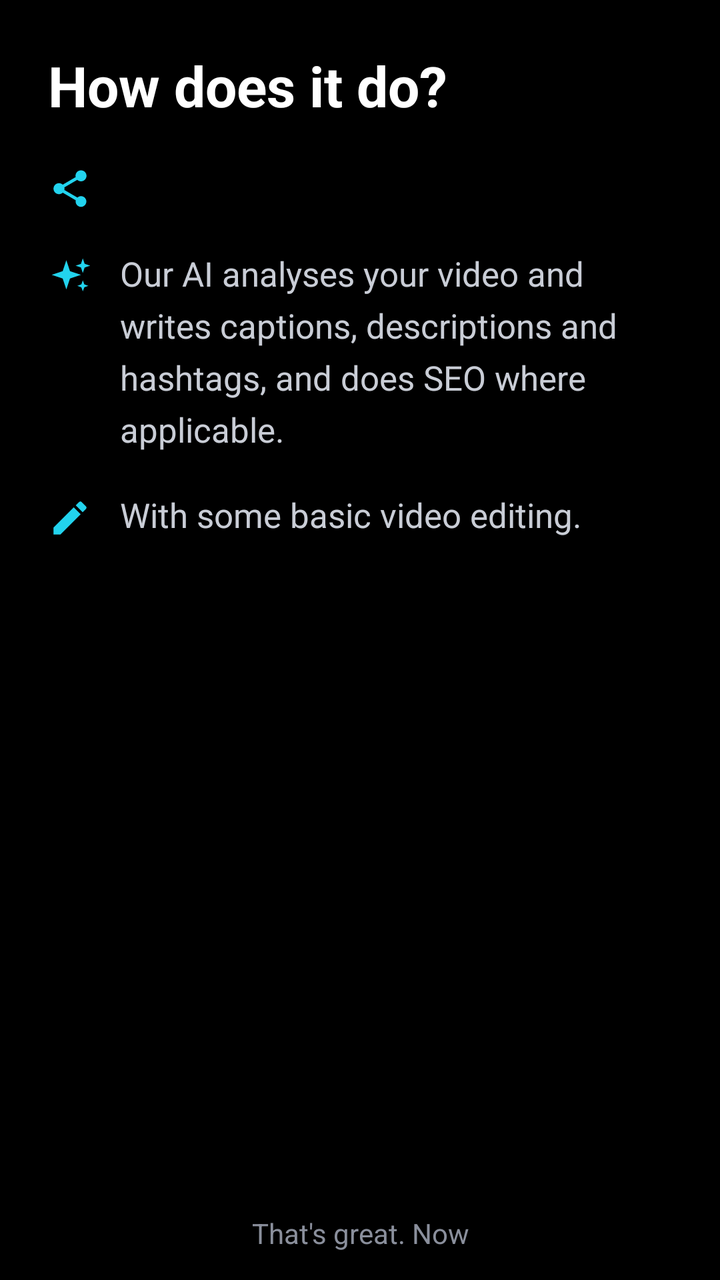
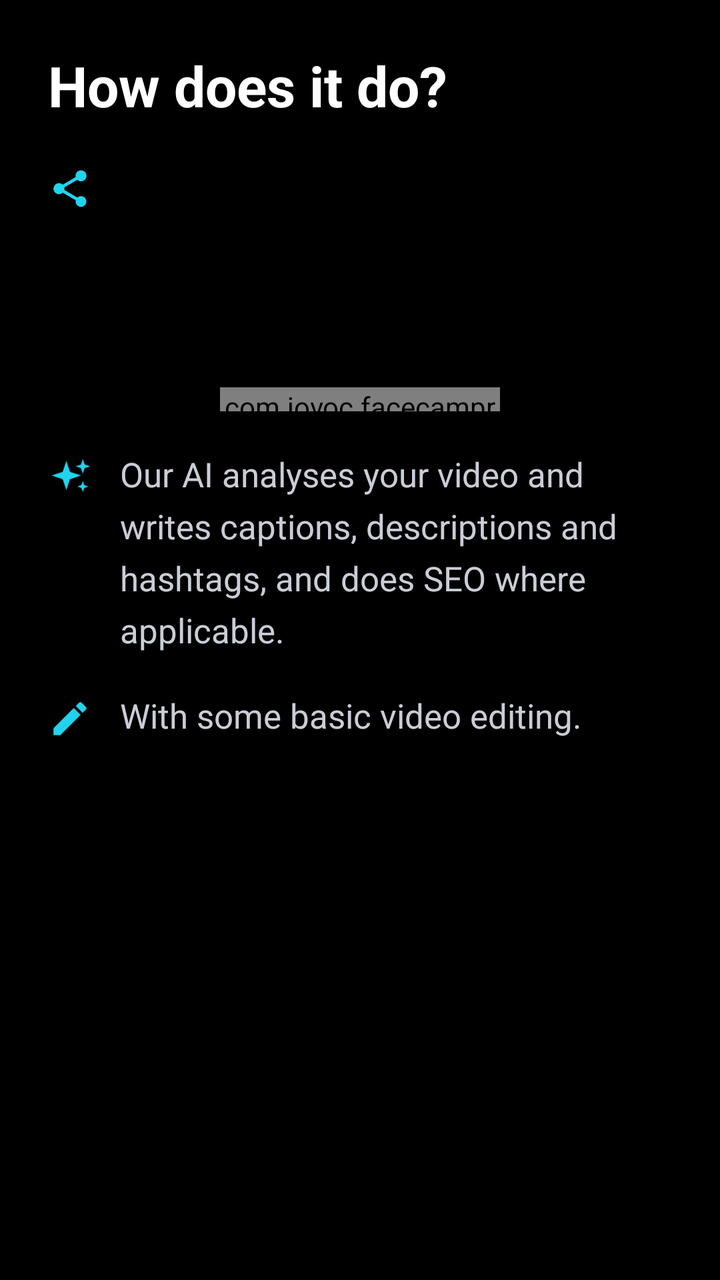

Compare the two renders of this Android layout. The source of the first and the diff that turns it into the second are given below.
<!-- AndroidManifest.xml: application theme Theme.CustomScreen -->
<!-- res/layout/item_onboarding_how.xml -->
<?xml version="1.0" encoding="utf-8"?>
<LinearLayout xmlns:android="http://schemas.android.com/apk/res/android"
    style="@style/OnbPage">

    <TextView
        style="@style/OnbTitle"
        android:text="@string/onb_title_how" />

    <ScrollView style="@style/OnbScroll">

        <LinearLayout
            android:layout_width="match_parent"
            android:layout_height="wrap_content"
            android:orientation="vertical">

            <LinearLayout
                android:layout_width="match_parent"
                android:layout_height="wrap_content"
                android:orientation="horizontal">

                <ImageView
                    style="@style/OnbRowIcon"
                    android:src="@drawable/ic_share" />

                <TextView
                    android:id="@+id/onb_how_publish"
                    style="@style/OnbBody"
                    android:layout_marginStart="14dp" />
            </LinearLayout>

            <LinearLayout
                android:layout_width="match_parent"
                android:layout_height="wrap_content"
                android:layout_marginTop="20dp"
                android:orientation="horizontal">

                <ImageView
                    style="@style/OnbRowIcon"
                    android:src="@drawable/ic_ai_sparkle" />

                <TextView
                    style="@style/OnbBody"
                    android:layout_marginStart="14dp"
                    android:text="@string/onb_how_ai" />
            </LinearLayout>

            <LinearLayout
                android:layout_width="match_parent"
                android:layout_height="wrap_content"
                android:layout_marginTop="20dp"
                android:orientation="horizontal">

                <ImageView
                    style="@style/OnbRowIcon"
                    android:src="@drawable/ic_edit" />

                <TextView
                    style="@style/OnbBody"
                    android:layout_marginStart="14dp"
                    android:text="@string/onb_how_edit" />
            </LinearLayout>

            
            <TextView
                android:id="@+id/onb_how_offer"
                style="@style/OnbOffer" />
        </LinearLayout>
    </ScrollView>

    <TextView
        style="@style/OnbAboveButton"
        android:text="@string/onb_how_above_button" />
</LinearLayout>
<!-- resources referenced by this layout -->
<resources>
  <!-- drawable ic_edit (drawable) -->
  <vector xmlns:android="http://schemas.android.com/apk/res/android"
      android:width="24dp"
      android:height="24dp"
      android:viewportWidth="24"
      android:viewportHeight="24">
    <path
        android:fillColor="#000000"
        android:pathData="M3,17.25V21h3.75L17.81,9.94l-3.75,-3.75L3,17.25zM20.71,7.04c0.39,-0.39 0.39,-1.02 0,-1.41l-2.34,-2.34c-0.39,-0.39 -1.02,-0.39 -1.41,0l-1.83,1.83 3.75,3.75 1.83,-1.83z"/>
  </vector>
  <string name="onb_how_above_button">That\'s great. Now</string>
  <string name="onb_how_ai">Our AI analyses your video and writes captions, descriptions and hashtags, and does SEO where applicable.</string>
  <string name="onb_how_edit">With some basic video editing.</string>
  <string name="onb_title_how">How does it do?</string>
  <style name="OnbAboveButton">
          <item name="android:layout_width">match_parent</item>
          <item name="android:layout_height">wrap_content</item>
          <item name="android:layout_marginTop">12dp</item>
          <item name="android:layout_marginBottom">14dp</item>
          <item name="android:gravity">center</item>
          <item name="android:textColor">@color/onb_muted</item>
          <item name="android:textSize">14sp</item>
      </style>
  <style name="OnbBody">
          <item name="android:layout_width">match_parent</item>
          <item name="android:layout_height">wrap_content</item>
          <item name="android:lineHeight">26sp</item>
          <item name="android:textColor">@color/onb_body</item>
          <item name="android:textSize">17sp</item>
      </style>
  <style name="OnbPage">
          <item name="android:layout_width">match_parent</item>
          <item name="android:layout_height">match_parent</item>
          <item name="android:orientation">vertical</item>
          <item name="android:paddingStart">24dp</item>
          <item name="android:paddingEnd">24dp</item>
          <item name="android:paddingTop">24dp</item>
      </style>
  <style name="OnbRowIcon">
          <item name="android:layout_width">22dp</item>
          <item name="android:layout_height">22dp</item>
          <item name="android:layout_marginTop">2dp</item>
          <item name="android:importantForAccessibility">no</item>
          <item name="tint">@color/onb_accent</item>
      </style>
  <style name="OnbScroll">
          <item name="android:layout_width">match_parent</item>
          <item name="android:layout_height">0dp</item>
          <item name="android:layout_weight">1</item>
          <item name="android:layout_marginTop">20dp</item>
          <item name="android:scrollbars">none</item>
          <item name="android:fadingEdgeLength">24dp</item>
          <item name="android:requiresFadingEdge">vertical</item>
      </style>
  <style name="OnbTitle">
          <item name="android:layout_width">match_parent</item>
          <item name="android:layout_height">wrap_content</item>
          <item name="android:accessibilityHeading">true</item>
          <item name="android:textColor">@color/onb_title</item>
          <item name="android:textSize">28sp</item>
          <item name="android:textStyle">bold</item>
      </style>
  <style name="Theme.CustomScreen" parent="Theme.MaterialComponents.DayNight.NoActionBar">
          <item name="android:windowBackground">@android:color/black</item>
          <item name="android:statusBarColor">@android:color/transparent</item>
          <item name="android:navigationBarColor">@android:color/transparent</item>
          <item name="android:windowLightStatusBar">false</item>
          <item name="android:windowLightNavigationBar">false</item>
      </style>
  <color name="onb_muted">#8A8F9C</color>
  <color name="onb_body">#C9CDD6</color>
  <color name="onb_title">#FFFFFF</color>
  <color name="onb_accent">#22D3EE</color>
  <!-- unchanged entries left out for length: 3 -->
</resources>

<!-- the commit's change to res/layout/item_onboarding_how.xml (unified diff, before → after) -->
@@ -27,6 +27,19 @@
                     style="@style/OnbBody"
                     android:layout_marginStart="14dp" />
             </LinearLayout>
+
+            
+            <TextView
+                android:id="@+id/onb_how_offer"
+                style="@style/OnbOffer"
+                android:layout_marginTop="28dp" />
+
+            <com.jovoc.facecampresentationrecorder.ui.BrushDividerView
+                android:layout_width="140dp"
+                android:layout_height="12dp"
+                android:layout_gravity="center_horizontal"
+                android:layout_marginTop="28dp"
+                android:importantForAccessibility="no" />
 
             <LinearLayout
                 android:layout_width="match_parent"
@@ -60,14 +73,6 @@
                     android:text="@string/onb_how_edit" />
             </LinearLayout>
 
-            
-            <TextView
-                android:id="@+id/onb_how_offer"
-                style="@style/OnbOffer" />
         </LinearLayout>
     </ScrollView>
-
-    <TextView
-        style="@style/OnbAboveButton"
-        android:text="@string/onb_how_above_button" />
 </LinearLayout>
<!-- resource entries referenced after the edit -->
@@ -10,19 +10,9 @@
         android:fillColor="#000000"
         android:pathData="M3,17.25V21h3.75L17.81,9.94l-3.75,-3.75L3,17.25zM20.71,7.04c0.39,-0.39 0.39,-1.02 0,-1.41l-2.34,-2.34c-0.39,-0.39 -1.02,-0.39 -1.41,0l-1.83,1.83 3.75,3.75 1.83,-1.83z"/>
   </vector>
-  <string name="onb_how_above_button">That\'s great. Now</string>
   <string name="onb_how_ai">Our AI analyses your video and writes captions, descriptions and hashtags, and does SEO where applicable.</string>
   <string name="onb_how_edit">With some basic video editing.</string>
   <string name="onb_title_how">How does it do?</string>
-  <style name="OnbAboveButton">
-          <item name="android:layout_width">match_parent</item>
-          <item name="android:layout_height">wrap_content</item>
-          <item name="android:layout_marginTop">12dp</item>
-          <item name="android:layout_marginBottom">14dp</item>
-          <item name="android:gravity">center</item>
-          <item name="android:textColor">@color/onb_muted</item>
-          <item name="android:textSize">14sp</item>
-      </style>
   <style name="OnbBody">
           <item name="android:layout_width">match_parent</item>
           <item name="android:layout_height">wrap_content</item>
@@ -69,7 +59,6 @@
           <item name="android:windowLightStatusBar">false</item>
           <item name="android:windowLightNavigationBar">false</item>
       </style>
-  <color name="onb_muted">#8A8F9C</color>
   <color name="onb_body">#C9CDD6</color>
   <color name="onb_title">#FFFFFF</color>
   <color name="onb_accent">#22D3EE</color>
